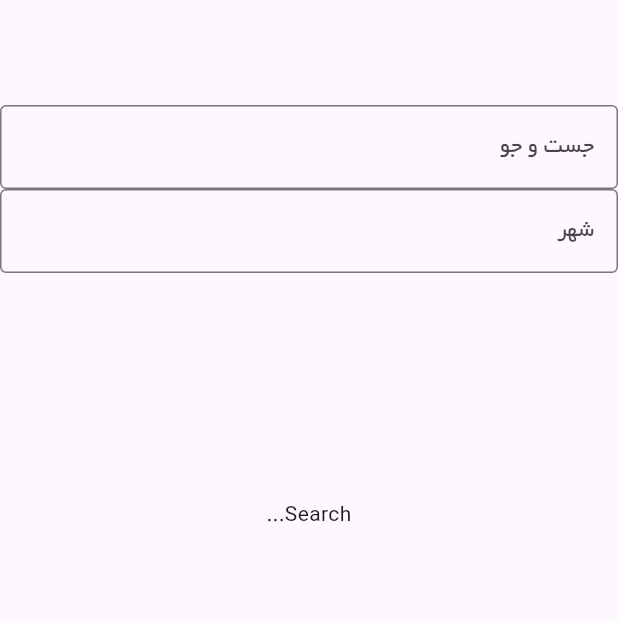
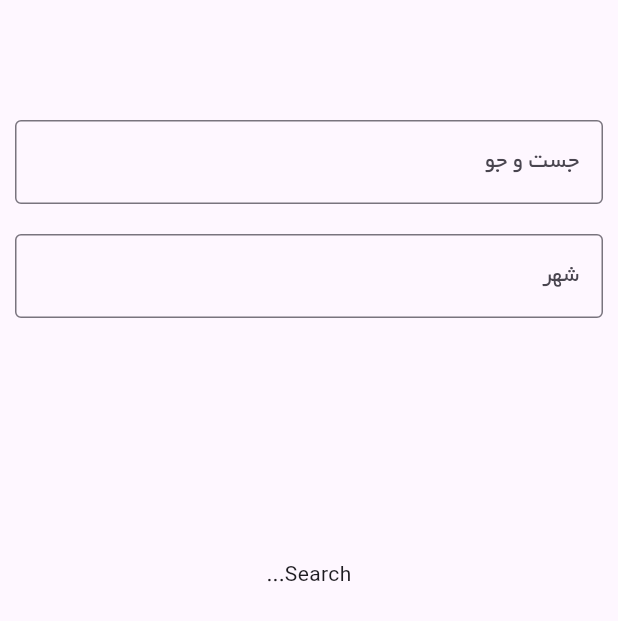
Before and after one commit to Ali3nti/abd_shop, a Flutter app: the SearchPage screen opened directly, on a phone screen of 412 x 824 dp. Shown: the top 621 px of the screen. Run offline on Flutter 3.47's test engine with Material 3 defaults, Android fonts, the phone set to English and light mode, and no system bars; our stand-ins replace bottom_navy_bar, connectivity_plus, flutter_spinkit, smooth_page_indicator.

Commit message:
Add padding for search pge

```diff
--- a/lib/screens/search/search_page.dart
+++ b/lib/screens/search/search_page.dart
@@ -57,7 +57,8 @@ class _MyTextFiledState extends State<MyTextFiled> {
   TextEditingController controller = TextEditingController();
   @override
   Widget build(BuildContext context) {
-    return TextField(
+    return Padding(padding: EdgeInsets.all(10),
+      child: TextField(
         controller: controller,
         keyboardType: TextInputType.text,
         decoration: InputDecoration(
@@ -67,6 +68,7 @@ class _MyTextFiledState extends State<MyTextFiled> {
         ),
         showCursor: false,
         onChanged: widget.onChanged,
+      ),
     );
   }
 }
```
Lines whose indentation alone changed are shown as unchanged.
